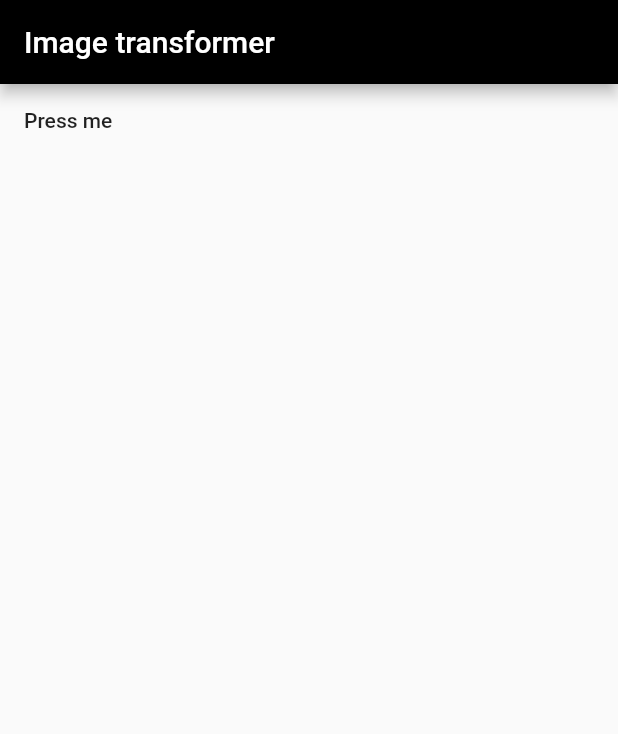
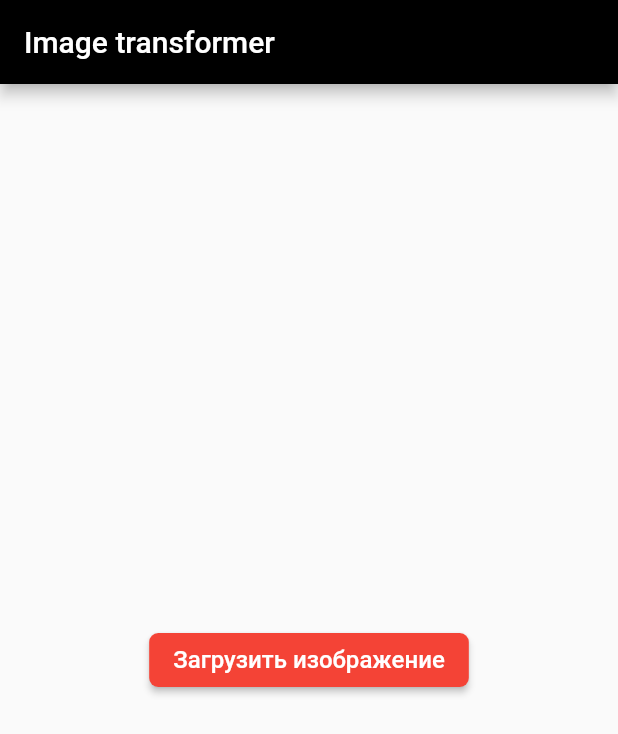
Before and after one commit to AnnaVadimovna/imageTransformer, a Flutter app: the screen it shows after launch, on a phone screen of 412 x 824 dp. Shown: the top 734 px of the screen. Run offline on Flutter 3.47's test engine with Material 2 defaults, Android fonts, the phone set to English and light mode, and no system bars.

Commit message:
move to center

```diff
--- a/lib/main.dart
+++ b/lib/main.dart
@@ -31,15 +31,25 @@ class Home extends StatelessWidget {
           builder: (context, snap) {
             if (snap.hasData) {
               if (snap.data is ImageInitial) {
-                return FlatButton(
-                    onPressed: () {
-                      _bloc.submitEvent(Open());
-                    },
-                    child: Text("Press me"));
+                return Container(
+                  child: Center(
+                    child: RaisedButton(
+                      color: Colors.red,
+                      shape: RoundedRectangleBorder(
+                          borderRadius: BorderRadius.circular(6.0)),
+                      child: Text("Загрузить изображение",
+                          style: TextStyle(fontSize: 16, color: Colors.white)),
+                      onPressed: () {
+                        _bloc.submitEvent(Open());
+                      },
+                    ),
+                  ),
+                );
               } else if (snap.data is ImageLoaded) {
-                return Image(image: (snap.data as ImageLoaded).image);
+                return Center(
+                    child: Image(image: (snap.data as ImageLoaded).image));
               } else {
-                return CircularProgressIndicator();
+                return Center(child: CircularProgressIndicator());
               }
             } else {
               return Text("ERROR");
```
